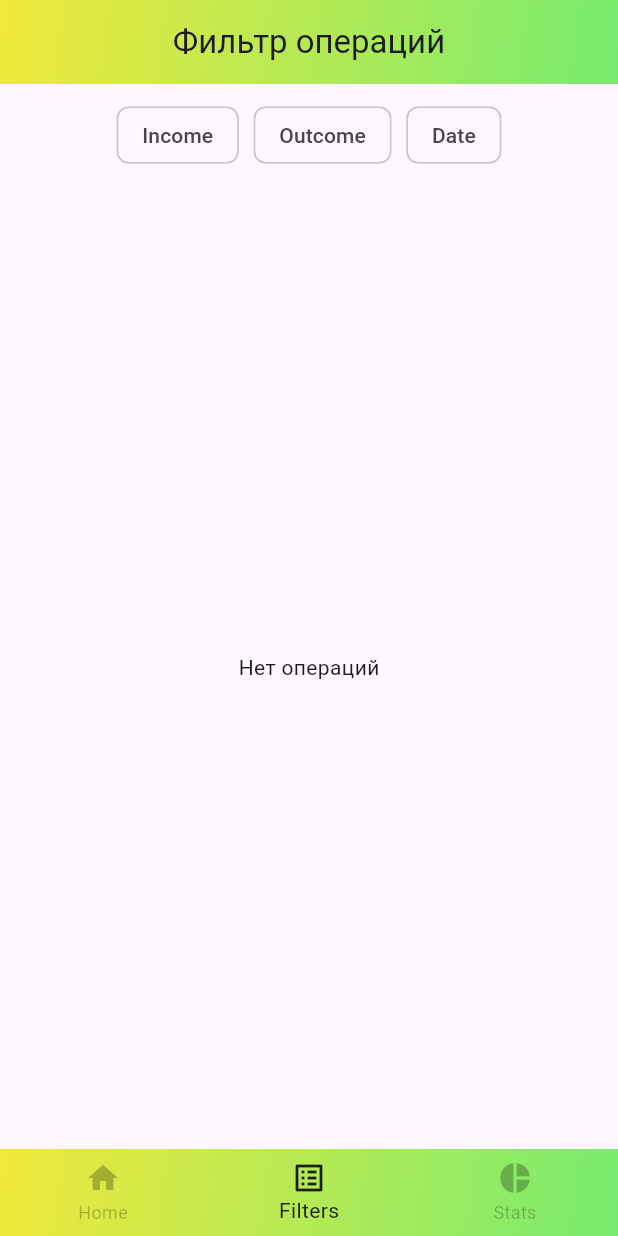
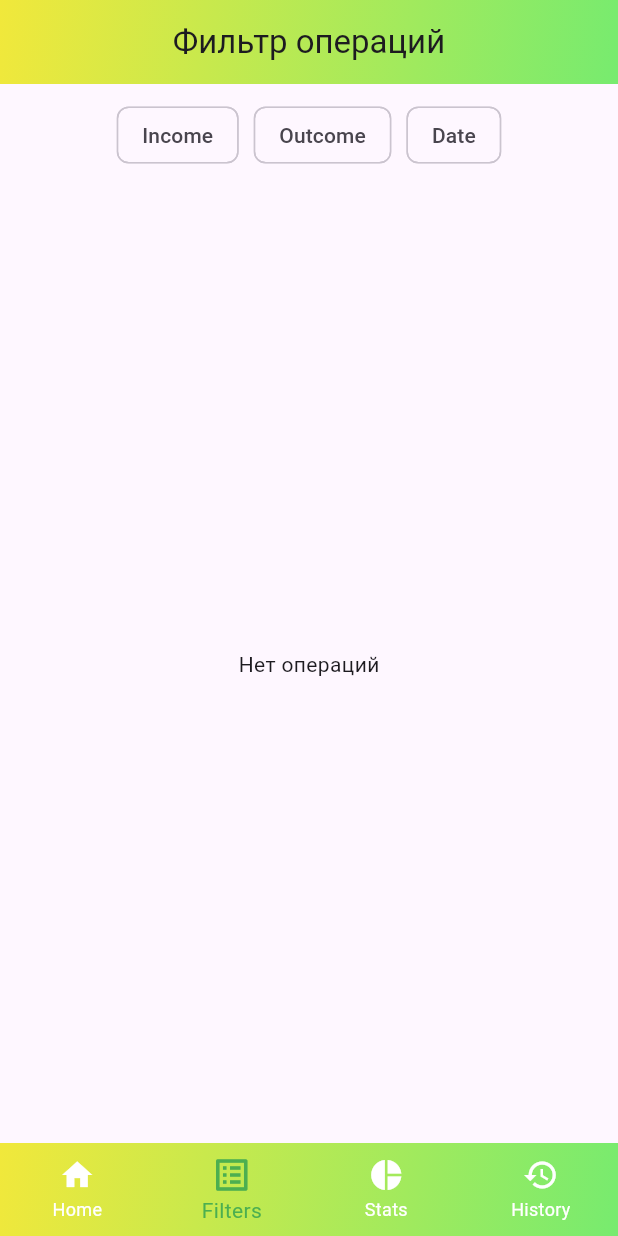
Before and after one commit to alisa-one9/finance_trecker_alisa_2026_may, a Flutter app: the screen it shows after launch, item 2 of the bottom bar chosen, on a phone screen of 412 x 824 dp. Run offline on Flutter 3.47's test engine with Material 3 defaults, Android fonts, the phone set to English and light mode, and no system bars; our stand-ins replace dio, fl_chart, hive, hive_flutter, lottie; accounts and stored records are empty; network calls fail.

Commit message:
Merge remote-tracking branch 'github/master'12

```diff
--- a/lib/app_navigation.dart
+++ b/lib/app_navigation.dart
@@ -1,5 +1,6 @@
 import 'package:finance_trecker_alisa/ui/add_operation.dart';
 import 'package:finance_trecker_alisa/ui/filters_page.dart';
+import 'package:finance_trecker_alisa/ui/history_page.dart';
 import 'package:finance_trecker_alisa/ui/splash_sceen.dart';
 import 'package:finance_trecker_alisa/ui/statistic_page.dart';
 import 'package:flutter/material.dart';
@@ -12,6 +13,8 @@ class AppNavigation {
   static const String add_operation = '/add_operation';
   static const String filters_page = '/filters_page';
   static const String statistic_page = '/statistic_page';
+  static const String history_page = '/history_page';
+
   static Route<dynamic> generateRoute(RouteSettings settings) {
     switch (settings.name) {
       case splash:
@@ -26,6 +29,8 @@ class AppNavigation {
         return MaterialPageRoute(builder: (_) => FiltersPage());
       case statistic_page:
         return MaterialPageRoute(builder: (_) => StatisticPage());
+      case history_page:
+        return MaterialPageRoute(builder: (_) => HistoryPage());
       default:
         return MaterialPageRoute(
           builder: (_) => const MainNavigationContainer(),
--- a/lib/components/main_navigation_container.dart
+++ b/lib/components/main_navigation_container.dart
@@ -2,6 +2,7 @@ import 'package:finance_trecker_alisa/components/myGradient.dart';
 import 'package:flutter/material.dart';
 
 import '../ui/filters_page.dart' show FiltersPage;
+import '../ui/history_page.dart';
 import '../ui/home_screen.dart';
 import '../ui/statistic_page.dart';
 
@@ -15,8 +16,7 @@ class MainNavigationContainer extends StatefulWidget {
 
 class _MainNavigationContainerState extends State<MainNavigationContainer> {
   int _selectedIndex = 0;
-
-  final List<Widget> _pages = [HomeSreen(), FiltersPage(), StatisticPage()];
+  late List<Widget> _visualPages;
 
   void _onItemTapped(int index) {
     setState(() {
@@ -25,20 +25,32 @@ class _MainNavigationContainerState extends State<MainNavigationContainer> {
   }
 
   @override
+  void initState() {
+    _visualPages = [HomeSreen(), FiltersPage(), StatisticPage(), HistoryPage()];
+    super.initState();
+  }
+
+  @override
   Widget build(BuildContext context) {
     return Scaffold(
-      body: IndexedStack(index: _selectedIndex, children: _pages),
+      body: IndexedStack(index: _selectedIndex, children: _visualPages),
       bottomNavigationBar: Container(
         decoration: const BoxDecoration(gradient: myGradient),
+
         child: BottomNavigationBar(
           currentIndex: _selectedIndex,
           onTap: _onItemTapped,
-          selectedItemColor: Colors.black87,
-          unselectedItemColor: Colors.black26,
           backgroundColor: Colors.transparent,
           elevation: 0,
           type: BottomNavigationBarType.fixed,
+          selectedItemColor: Colors.green,
+          unselectedItemColor: Colors.white,
 
+          selectedIconTheme: const IconThemeData(size: 28, color: Colors.green),
+          unselectedIconTheme: const IconThemeData(
+            size: 24,
+            color: Colors.white,
+          ),
           items: const [
             BottomNavigationBarItem(icon: Icon(Icons.home), label: 'Home'),
             BottomNavigationBarItem(
@@ -49,6 +61,10 @@ class _MainNavigationContainerState extends State<MainNavigationContainer> {
               icon: Icon(Icons.pie_chart),
               label: 'Stats',
             ),
+            BottomNavigationBarItem(
+              icon: Icon(Icons.history),
+              label: 'History',
+            ),
           ],
         ),
       ),
--- a/lib/main.dart
+++ b/lib/main.dart
@@ -12,6 +12,7 @@ void main() async {
   await Hive.initFlutter();
   Hive.registerAdapter(ModelTrancactionAdapter());
   await Hive.openBox<Model_Trancaction>('transactions');
+  await Hive.openBox<Model_Trancaction>('history');
 
   runApp(
     MultiProvider(
--- a/lib/models/model_transaction.dart
+++ b/lib/models/model_transaction.dart
@@ -25,6 +25,9 @@ class Model_Trancaction extends HiveObject {
   @HiveField(6)
   double dollarSum;
 
+  @HiveField(7)
+  double? balanceAtPoint;
+
   Model_Trancaction({
     required this.id,
     required this.type,
@@ -33,5 +36,6 @@ class Model_Trancaction extends HiveObject {
     required this.date,
     required this.comment,
     required this.dollarSum,
+    this.balanceAtPoint,
   });
 }
--- a/lib/river_states/currencyProvider.dart
+++ b/lib/river_states/currencyProvider.dart
@@ -23,8 +23,8 @@ class CurrencyProvider with ChangeNotifier {
     } catch (e) {
       _errorMessage = e.toString();
       // значение на всякий случай, чтобы не ломалось когда данные ноль
-      if (_dollarCourse == 0.0) _dollarCourse = 89.0;
-      print("CurrencyProvider Error: $e");
+      _dollarCourse = 89.0;
+      print("CurrencyProvider Error: $_errorMessage");
     } finally {
       _isLoading = false;
       notifyListeners();
--- a/lib/river_states/local_sum_provider.dart
+++ b/lib/river_states/local_sum_provider.dart
@@ -3,40 +3,36 @@ import 'package:flutter/material.dart';
 import 'package:hive/hive.dart';
 
 class LocalSumProvider with ChangeNotifier {
-  final _box = Hive.box<Model_Trancaction>('transactions');
-  double get totalBalance {
-    double total = 0.0;
-    for (var transaction in _box.values) {
-      if (transaction.type == 'income') {
-        total += transaction.amount;
-      } else {
-        if (total < 0 || total < transaction!.amount) {
+
+  double get real_totalBalance {
+    try {
+      final historyBox = Hive.box<Model_Trancaction>('history');
+
+      print("Items in history box: ${historyBox.length}");
+
+      double total = 0.0;
+      for (var item in historyBox.values) {
+        if (item.type == 'income') {
+          total += item.amount;
         } else {
-          total -= transaction.amount;
+          total -= item.amount;
         }
       }
+      return total;
+    } catch (e) {
+      print("Error in balance calculation: $e");
+      return 0.0;
     }
-    return total;
   }
 
-  Future<List<Model_Trancaction>> sortCategoryListTransactions(
-    String categoryName,
-  ) async {
-    return _box.values.where((item) => item.category == categoryName).toList();
-    ;
-  }
-
-  List<Model_Trancaction> sortMonthListTransactions(int month) {
-    return _box.values
-        .where(
-          (item) =>
-              item.date.month == month && item.date.year == DateTime.now().year,
-        )
-        .toList();
+  List<Model_Trancaction> sortCategoryListTransactions(String categoryName) {
+    final box = Hive.box<Model_Trancaction>('history');
+    return box.values.where((item) => item.category == categoryName).toList();
   }
 
   List<Model_Trancaction> sortDateListTransactions(DateTime date) {
-    return _box.values
+    final box = Hive.box<Model_Trancaction>('history');
+    return box.values
         .where(
           (item) =>
               item.date.day == date.day &&
@@ -47,17 +43,15 @@ class LocalSumProvider with ChangeNotifier {
   }
 
   List<Model_Trancaction> sortTypeTransactions(String type) {
-    return _box.values.where((item) => item.type == type).toList();
-  }
-
-  List<Model_Trancaction> sortListYearTransactions(int year) {
-    return _box.values.where((item) => item.date.year == year).toList();
+    final box = Hive.box<Model_Trancaction>('history');
+    return box.values.where((item) => item.type == type).toList();
   }
 
   List<Model_Trancaction> querySearchListCommentTransactions(String query) {
-    if (query.isEmpty) return _box.values.toList();
+    final box = Hive.box<Model_Trancaction>('history');
+    if (query.isEmpty) return box.values.toList();
 
-    return _box.values
+    return box.values
         .where(
           (item) => item.comment.toLowerCase().contains(query.toLowerCase()),
         )
@@ -65,7 +59,7 @@ class LocalSumProvider with ChangeNotifier {
   }
 
   bool canAfford(double amount) {
-    return totalBalance >= amount;
+    return real_totalBalance >= amount;
   }
 
   void refresh() {
--- a/lib/ui/splash_sceen.dart
+++ b/lib/ui/splash_sceen.dart
@@ -28,6 +28,7 @@ class _SplashPageState extends State<SplashPage> {
   void _navigateToNext() {
     Future.delayed(const Duration(seconds: 5), () {
       if (!mounted) return;
+      print('Splash: Navigating now');
       Navigator.pushNamedAndRemoveUntil(
         context,
         AppNavigation.home,
```
Also changed, not shown: lib/ui/add_operation.dart (+27 -17 lines), lib/ui/history_page.dart (+132 -0 lines), lib/ui/home_screen.dart (+46 -18 lines), lib/models/model_transaction.g.dart.
